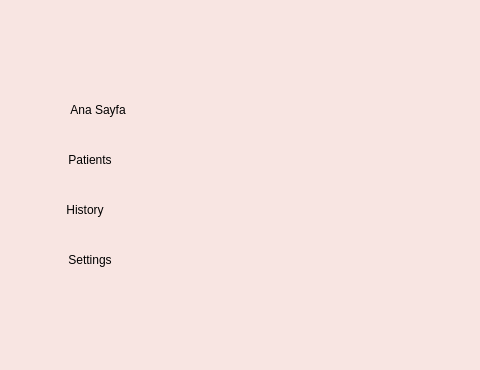
Qt form social_ui.ui (kaleb236/social_inovation) before a commit; both pictures show x 0 to 480 and y 0 to 370 of the 1298 by 720 pixel window.
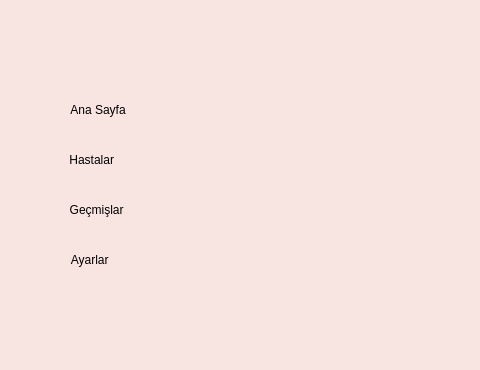
The same form after that commit. Icons and pictures are not drawn.

What changed in the file:
```diff
--- a/social_ui.ui
+++ b/social_ui.ui
@@ -226,7 +226,7 @@
 }</string>
             </property>
             <property name="text">
-             <string>  Patients        </string>
+             <string>  Hastalar       </string>
             </property>
             <property name="icon">
              <iconset resource="resource.qrc">
@@ -283,7 +283,7 @@
 }</string>
             </property>
             <property name="text">
-             <string>  History           </string>
+             <string>  Geçmişlar    </string>
             </property>
             <property name="icon">
              <iconset resource="resource.qrc">
@@ -340,7 +340,7 @@
 }</string>
             </property>
             <property name="text">
-             <string>  Settings        </string>
+             <string>  Ayarlar        </string>
             </property>
             <property name="icon">
              <iconset resource="resource.qrc">
```
